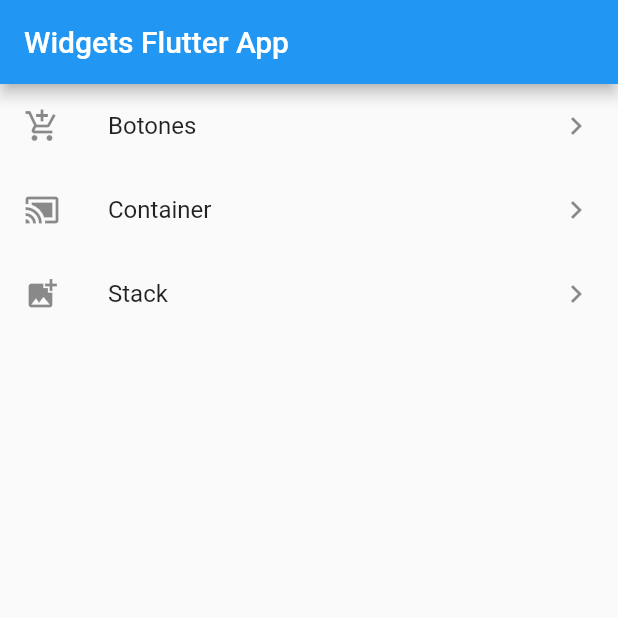
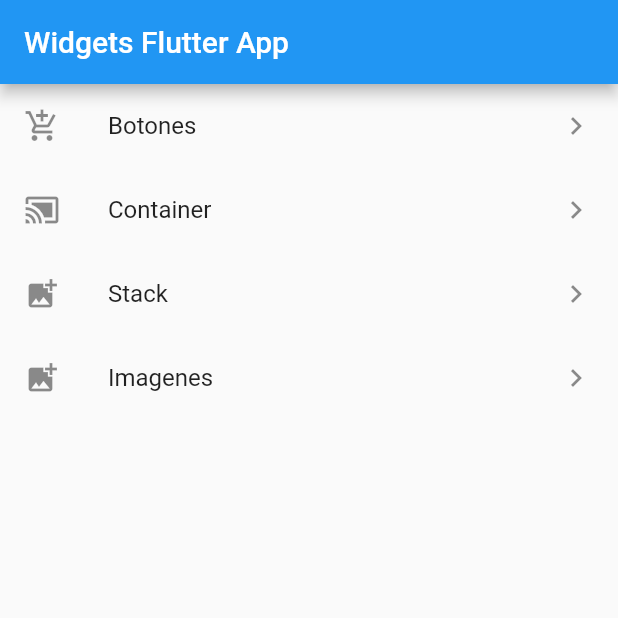
Before and after one commit to ConociendoFlutter/widgets_flutter_app, a Flutter app: the screen it shows after launch, on a phone screen of 412 x 824 dp, the top half of it. Run offline on Flutter 3.47's test engine with Material 2 defaults, Android fonts, the phone set to English and light mode, and no system bars.

Commit message:
Add images from internet

```diff
--- a/lib/main.dart
+++ b/lib/main.dart
@@ -2,6 +2,7 @@ import 'package:flutter/material.dart';
 import 'package:widgets_flutter_app/src/pages/botones_page.dart';
 import 'package:widgets_flutter_app/src/pages/container_page.dart';
 import 'package:widgets_flutter_app/src/pages/home_page.dart';
+import 'package:widgets_flutter_app/src/pages/images_page.dart';
 import 'package:widgets_flutter_app/src/pages/stack_page.dart';
 
 void main() => runApp(MyApp());
@@ -16,7 +17,8 @@ class MyApp extends StatelessWidget {
         'home': (BuildContext context) => HomePage(),
         'botones': (BuildContext context) => BotonesPage(),
         'container': (BuildContext context) => ContainerPage(),
-        'stack': (BuildContext context) => StackPage()
+        'stack': (BuildContext context) => StackPage(),
+        'images': (BuildContext context) => ImagesPage()
       },
     );
   }
--- a/lib/src/pages/home_page.dart
+++ b/lib/src/pages/home_page.dart
@@ -37,6 +37,14 @@ class HomePage extends StatelessWidget {
               trailing: Icon(Icons.keyboard_arrow_right),
             ),
 
+              ListTile(
+              onTap: () {
+                Navigator.pushNamed(context, 'images');
+              },
+              leading: Icon(Icons.add_photo_alternate),
+              title: Text('Imagenes'),
+              trailing: Icon(Icons.keyboard_arrow_right),
+            ),
 
           ],
         ));
--- a/pubspec.yaml
+++ b/pubspec.yaml
@@ -45,8 +45,8 @@ flutter:
   uses-material-design: true
 
   # To add assets to your application, add an assets section, like this:
-  # assets:
-  #   - images/a_dot_burr.jpeg
+  assets:
+  - assets/
   #   - images/a_dot_ham.jpeg
 
   # An image asset can refer to one or more resolution-specific "variants", see
```
Also changed, not shown: lib/src/pages/images_page.dart (added, +35 -0 lines), assets/loading.gif (added).
